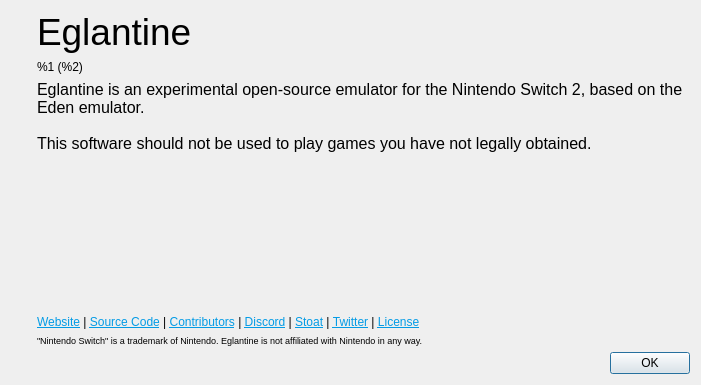
The window that src/yuzu/aboutdialog.ui (969981/Eglantine-MKW) describes before a commit, drawn with Qt 5.
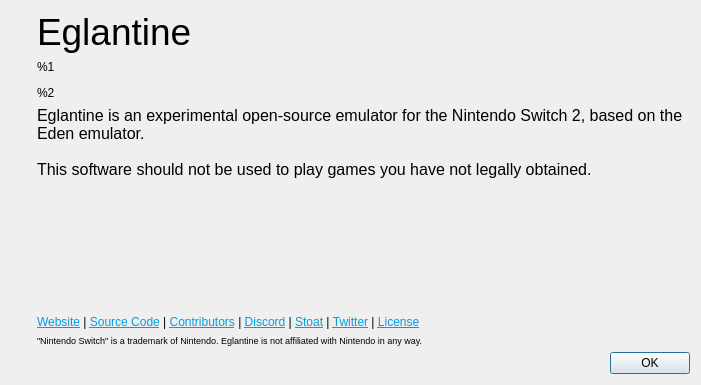
The same window after the commit. Icons and pictures are not drawn.

The edit to the form file:
```diff
--- a/src/yuzu/aboutdialog.ui
+++ b/src/yuzu/aboutdialog.ui
@@ -82,7 +82,7 @@
           </sizepolicy>
          </property>
          <property name="text">
-          <string>&lt;html&gt;&lt;head/&gt;&lt;body&gt;&lt;p&gt;%1 (%2)&lt;/p&gt;&lt;/body&gt;&lt;/html&gt;</string>
+          <string>&lt;html&gt;&lt;head/&gt;&lt;body&gt;&lt;p&gt;%1&lt;/p&gt;&lt;p&gt;%2&lt;/p&gt;&lt;/body&gt;&lt;/html&gt;</string>
          </property>
         </widget>
        </item>
```
